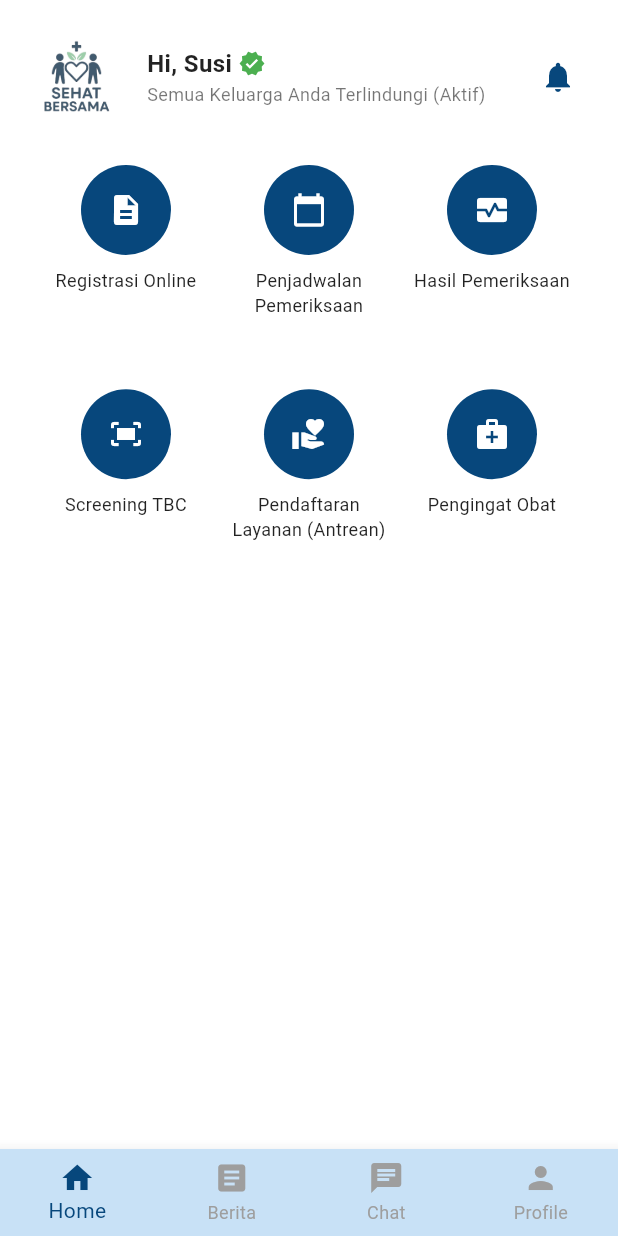
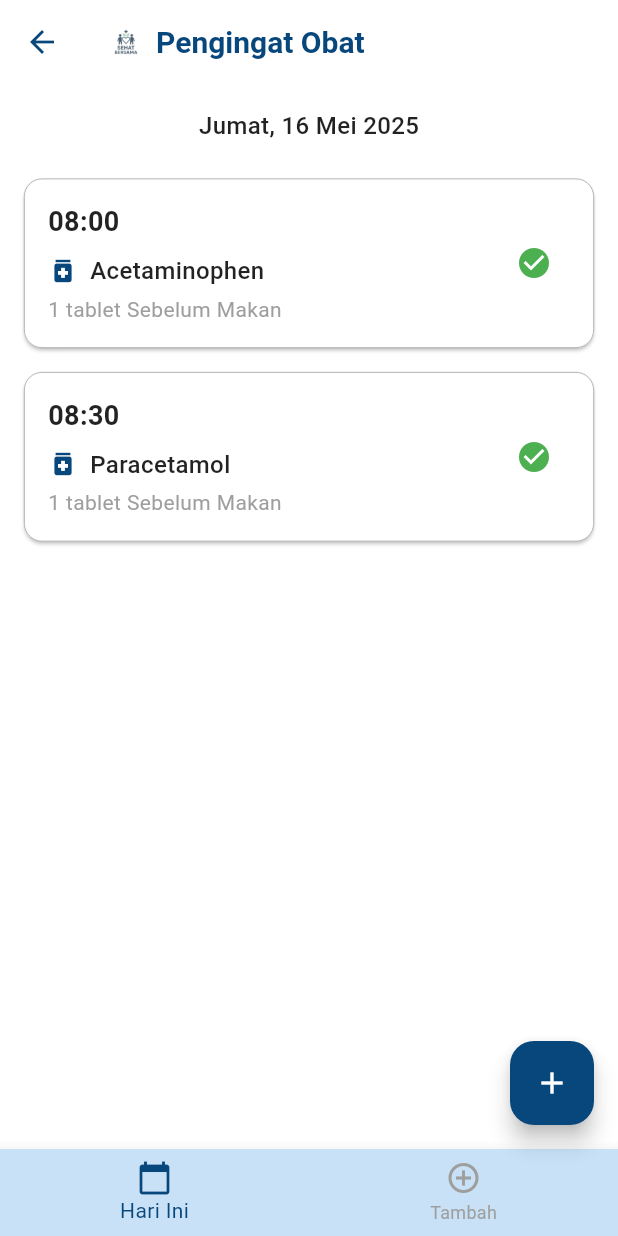
Before and after one commit to ipaddr/MPLJJ25-140-KEL-4, a Flutter app: the DashboardScreen screen opened by its route, after a tap on "Pengingat Obat", on a phone screen of 412 x 824 dp. Run offline on Flutter 3.47's test engine with Material 3 defaults, Android fonts, the phone set to English and light mode, and no system bars; our stand-ins replace flutter_svg.

Commit message:
update pengingat obat

```diff
--- a/sehat_bersama/lib/main.dart
+++ b/sehat_bersama/lib/main.dart
@@ -7,7 +7,6 @@
 import 'screens/auth/login_screen.dart';
 import 'screens/auth/verification_method_screen.dart';
 import 'screens/auth/forgot_password_screen.dart';
-import 'screens/auth/verification_method_screen.dart';
 import 'screens/auth/email_verification_screen.dart';
 import 'screens/auth/otp_verification_screen.dart';
 import 'screens/auth/login_petugas_screen.dart';
@@ -17,9 +16,7 @@
 void main() {
   runApp(
     MultiProvider(
-      providers: [
-        ChangeNotifierProvider(create: (_) => UserProvider()),
-      ],
+      providers: [ChangeNotifierProvider(create: (_) => UserProvider())],
       child: const SehatBersamaApp(),
     ),
   );
@@ -45,7 +42,6 @@
         '/login-petugas': (_) => const LoginPetugasScreen(),
         '/dashboard-petugas': (_) => const DashboardPetugasScreen(),
         '/dashboard': (_) => const DashboardScreen(),
-
       },
     );
   }
--- a/sehat_bersama/lib/screens/dashboard.dart
+++ b/sehat_bersama/lib/screens/dashboard.dart
@@ -1,4 +1,5 @@
 import 'package:flutter/material.dart';
+import '../screens/medication/medication_reminder_screen.dart'; // Import the medication reminder screen
 
 class DashboardScreen extends StatelessWidget {
   const DashboardScreen({super.key});
@@ -79,87 +80,30 @@ class DashboardScreen extends StatelessWidget {
                     crossAxisSpacing: 12,
                     childAspectRatio: 0.8,
                     children: [
-                      _buildMenuItem("Registrasi Online", Icons.description),
-                      _buildMenuItem("Penjadwalan Pemeriksaan", Icons.calendar_today),
-                      _buildMenuItem("Hasil Pemeriksaan", Icons.monitor_heart),
-                      _buildMenuItem("Screening TBC", Icons.fit_screen),
-                      _buildMenuItem("Pendaftaran Layanan (Antrean)", Icons.volunteer_activism),
-                      _buildMenuItem("Pengingat Obat", Icons.medical_services,),
+                      _buildMenuItem(context, "Registrasi Online", Icons.description),
+                      _buildMenuItem(context, "Penjadwalan Pemeriksaan", Icons.calendar_today),
+                      _buildMenuItem(context, "Hasil Pemeriksaan", Icons.monitor_heart),
+                      _buildMenuItem(context, "Screening TBC", Icons.fit_screen),
+                      _buildMenuItem(context, "Pendaftaran Layanan (Antrean)", Icons.volunteer_activism),
+                      _buildMenuItem(
+                        context,
+                        "Pengingat Obat",
+                        Icons.medical_services,
+                        onTap: () {
+                          Navigator.push(
+                            context,
+                            MaterialPageRoute(
+                              builder: (context) => const MedicationReminderScreen(),
+                            ),
+                          );
+                        },
+                      ),
                     ],
                   ),
                 ),
               ),
 
-              const SizedBox(height: 24),
-/*
-              // Info Pemeriksaan
-              Container(
-                padding: const EdgeInsets.all(16),
-                decoration: BoxDecoration(
-                  color: const Color(0xFFC8E1F6),
-                  borderRadius: BorderRadius.circular(12),
-                ),
-                child: Row(
-                  mainAxisAlignment: MainAxisAlignment.spaceBetween,
-                  children: const [
-                    Column(
-                      crossAxisAlignment: CrossAxisAlignment.start,
-                      children: [
-                        Text("Jadwal Pemeriksaan Terdekat"),
-                        Text(
-                          "RS Sehat Bersama\n29 April 2025",
-                          style: TextStyle(
-                            fontWeight: FontWeight.bold,
-                          ),
-                        ),
-                      ],
-                    ),
-                    Icon(Icons.calendar_today, size: 32, color: Color(0xFF07477C)),
-                  ],
-                ),
-              ),
-
-              const SizedBox(height: 12),
-
-              // Info Obat
-              Container(
-                padding: const EdgeInsets.all(16),
-                decoration: BoxDecoration(
-                  color: const Color(0xFF07477C),
-                  borderRadius: BorderRadius.circular(12),
-                ),
-                child: Row(
-                  mainAxisAlignment: MainAxisAlignment.spaceBetween,
-                  children: const [
-                    Column(
-                      crossAxisAlignment: CrossAxisAlignment.start,
-                      children: [
-                        Text(
-                          "Minum obat anda hari ini!",
-                          style: TextStyle(color: Colors.white),
-                        ),
-                        Text(
-                          "Acetaminophen\n08 : 00",
-                          style: TextStyle(
-                              fontWeight: FontWeight.bold, color: Colors.white),
-                        ),
-                      ],
-                    ),
-                    Icon(Icons.lock, size: 32, color: Colors.white),
-                  ],
-                ),
-              ), */
-
               const SizedBox(height: 16),
-
-              // Banner
-            //  ClipRRect(
-              //  borderRadius: BorderRadius.circular(12),
-                //child: Image.asset(
-                  //'assets/images/banner_tbc.png',
-                 // fit: BoxFit.cover,
-              //  ),
-           //   ),
             ],
           ),
         ),
@@ -167,9 +111,14 @@ class DashboardScreen extends StatelessWidget {
     );
   }
 
-  Widget _buildMenuItem(String label, IconData icon) {
+  Widget _buildMenuItem(
+    BuildContext context,
+    String label,
+    IconData icon,
+    {VoidCallback? onTap}
+  ) {
     return InkWell(
-      onTap: () {},
+      onTap: onTap ?? () {},
       child: Column(
         children: [
           CircleAvatar(
--- /dev/null
+++ b/sehat_bersama/lib/screens/medication/medication_reminder_screen.dart
@@ -0,0 +1,306 @@
+import 'package:flutter/material.dart';
+import 'package:intl/intl.dart';
+import 'package:intl/date_symbol_data_local.dart'; // Import for locale initialization
+
+class MedicationReminderScreen extends StatefulWidget {
+  const MedicationReminderScreen({Key? key}) : super(key: key);
+
+  @override
+  State<MedicationReminderScreen> createState() =>
+      _MedicationReminderScreenState();
+}
+
+class _MedicationReminderScreenState extends State<MedicationReminderScreen> {
+  final List<MedicationReminder> _reminders = [
+    MedicationReminder(
+      time: const TimeOfDay(hour: 8, minute: 0),
+      medication: 'Acetaminophen',
+      dosage: '1 tablet',
+      instructions: 'Sebelum Makan',
+      isCompleted: true,
+    ),
+    MedicationReminder(
+      time: const TimeOfDay(hour: 8, minute: 30),
+      medication: 'Paracetamol',
+      dosage: '1 tablet',
+      instructions: 'Sebelum Makan',
+      isCompleted: true,
+    ),
+  ];
+
+  DateTime _selectedDate = DateTime.now();
+
+  @override
+  void initState() {
+    super.initState();
+    // Initialize date formatting for Indonesian locale
+    initializeDateFormatting('id_ID', null);
+  }
+
+  @override
+  Widget build(BuildContext context) {
+    return Scaffold(
+      appBar: AppBar(
+        title: Row(
+          children: [
+            Image.asset('assets/images/logo.png', height: 24),
+            const SizedBox(width: 8),
+            const Text(
+              'Pengingat Obat',
+              style: TextStyle(
+                color: Color(0xFF07477C),
+                fontWeight: FontWeight.bold,
+              ),
+            ),
+          ],
+        ),
+        backgroundColor: Colors.white,
+        elevation: 0,
+        leading: IconButton(
+          icon: const Icon(Icons.arrow_back, color: Color(0xFF07477C)),
+          onPressed: () {
+            Navigator.pop(context);
+          },
+        ),
+      ),
+      body: Column(
+        children: [
+          Padding(
+            padding: const EdgeInsets.all(16.0),
+            child: Text(
+              _getFormattedDate(),
+              style: const TextStyle(fontSize: 16, fontWeight: FontWeight.w500),
+            ),
+          ),
+          Expanded(
+            child: ListView.builder(
+              itemCount: _reminders.length,
+              itemBuilder: (context, index) {
+                return _buildReminderCard(_reminders[index]);
+              },
+            ),
+          ),
+        ],
+      ),
+      floatingActionButton: FloatingActionButton(
+        onPressed: () {
+          _showAddMedicationDialog();
+        },
+        backgroundColor: const Color(0xFF07477C),
+        child: const Icon(Icons.add),
+      ),
+      bottomNavigationBar: BottomNavigationBar(
+        selectedItemColor: const Color(0xFF07477C),
+        unselectedItemColor: Colors.grey,
+        type: BottomNavigationBarType.fixed,
+        currentIndex: 0,
+        items: const [
+          BottomNavigationBarItem(
+            icon: Icon(Icons.calendar_today),
+            label: 'Hari Ini',
+          ),
+          BottomNavigationBarItem(
+            icon: Icon(Icons.add_circle_outline),
+            label: 'Tambah',
+          ),
+        ],
+      ),
+    );
+  }
+
+  String _getFormattedDate() {
+    // Using properly initialized Indonesian locale
+    final DateFormat dayFormatter = DateFormat('EEEE', 'id_ID');
+    final DateFormat monthFormatter = DateFormat('MMMM', 'id_ID');
+
+    final String dayName = dayFormatter.format(_selectedDate);
+    final int day = _selectedDate.day;
+    final String month = monthFormatter.format(_selectedDate);
+    final int year = _selectedDate.year;
+
+    return '$dayName, $day $month $year';
+  }
+
+  Widget _buildReminderCard(MedicationReminder reminder) {
+    return Card(
+      margin: const EdgeInsets.symmetric(horizontal: 16, vertical: 8),
+      shape: RoundedRectangleBorder(
+        borderRadius: BorderRadius.circular(12),
+        side: const BorderSide(color: Colors.grey, width: 0.5),
+      ),
+      child: Padding(
+        padding: const EdgeInsets.all(16.0),
+        child: Row(
+          children: [
+            Expanded(
+              child: Column(
+                crossAxisAlignment: CrossAxisAlignment.start,
+                children: [
+                  Text(
+                    _formatTimeOfDay(reminder.time),
+                    style: const TextStyle(
+                      fontSize: 18,
+                      fontWeight: FontWeight.bold,
+                    ),
+                  ),
+                  const SizedBox(height: 8),
+                  Row(
+                    children: [
+                      const Icon(
+                        Icons.medication,
+                        color: Color(0xFF07477C),
+                        size: 20,
+                      ),
+                      const SizedBox(width: 8),
+                      Text(
+                        reminder.medication,
+                        style: const TextStyle(
+                          fontSize: 16,
+                          fontWeight: FontWeight.w500,
+                        ),
+                      ),
+                    ],
+                  ),
+                  const SizedBox(height: 4),
+                  Text(
+                    '${reminder.dosage} ${reminder.instructions}',
+                    style: const TextStyle(fontSize: 14, color: Colors.grey),
+                  ),
+                ],
+              ),
+            ),
+            IconButton(
+              icon: Icon(
+                reminder.isCompleted
+                    ? Icons.check_circle
+                    : Icons.circle_outlined,
+                color: reminder.isCompleted ? Colors.green : Colors.grey,
+                size: 24,
+              ),
+              onPressed: () {
+                setState(() {
+                  reminder.isCompleted = !reminder.isCompleted;
+                });
+              },
+            ),
+          ],
+        ),
+      ),
+    );
+  }
+
+  String _formatTimeOfDay(TimeOfDay time) {
+    final hour = time.hour.toString().padLeft(2, '0');
+    final minute = time.minute.toString().padLeft(2, '0');
+    return '$hour:$minute';
+  }
+
+  void _showAddMedicationDialog() {
+    String? medicationName;
+    String? dosage;
+    String? instructions;
+    TimeOfDay selectedTime = TimeOfDay.now();
+
+    showDialog(
+      context: context,
+      builder: (context) {
+        return AlertDialog(
+          title: const Text('Tambah Pengingat Obat'),
+          content: SingleChildScrollView(
+            child: Column(
+              mainAxisSize: MainAxisSize.min,
+              children: [
+                TextField(
+                  decoration: const InputDecoration(labelText: 'Nama Obat'),
+                  onChanged: (value) {
+                    medicationName = value;
+                  },
+                ),
+                TextField(
+                  decoration: const InputDecoration(labelText: 'Dosis'),
+                  onChanged: (value) {
+                    dosage = value;
+                  },
+                ),
+                TextField(
+                  decoration: const InputDecoration(labelText: 'Instruksi'),
+                  onChanged: (value) {
+                    instructions = value;
+                  },
+                ),
+                const SizedBox(height: 16),
+                InkWell(
+                  onTap: () async {
+                    final TimeOfDay? time = await showTimePicker(
+                      context: context,
+                      initialTime: selectedTime,
+                    );
+                    if (time != null) {
+                      selectedTime = time;
+                    }
+                  },
+                  child: InputDecorator(
+                    decoration: const InputDecoration(labelText: 'Waktu'),
+                    child: Row(
+                      mainAxisAlignment: MainAxisAlignment.spaceBetween,
+                      children: [
+                        Text(_formatTimeOfDay(selectedTime)),
+                        const Icon(Icons.access_time),
+                      ],
+                    ),
+                  ),
+                ),
+              ],
+            ),
+          ),
+          actions: [
+            TextButton(
+              onPressed: () {
+                Navigator.of(context).pop();
+              },
+              child: const Text('Batal'),
+            ),
+            TextButton(
+              onPressed: () {
+                if (medicationName != null &&
+                    medicationName!.isNotEmpty &&
+                    dosage != null &&
+                    dosage!.isNotEmpty) {
+                  setState(() {
+                    _reminders.add(
+                      MedicationReminder(
+                        time: selectedTime,
+                        medication: medicationName!,
+                        dosage: dosage!,
+                        instructions: instructions ?? '',
+                        isCompleted: false,
+                      ),
+                    );
+                  });
+                }
+                Navigator.of(context).pop();
+              },
+              child: const Text('Simpan'),
+            ),
+          ],
+        );
+      },
+    );
+  }
+}
+
+class MedicationReminder {
+  final TimeOfDay time;
+  final String medication;
+  final String dosage;
+  final String instructions;
+  bool isCompleted;
+
+  MedicationReminder({
+    required this.time,
+    required this.medication,
+    required this.dosage,
+    required this.instructions,
+    this.isCompleted = false,
+  });
+}
--- a/sehat_bersama/pubspec.yaml
+++ b/sehat_bersama/pubspec.yaml
@@ -32,6 +32,7 @@ dependencies:
     sdk: flutter
   provider: ^6.1.5
   flutter_svg: ^2.1.0
+  intl: ^0.18.0
 
   # The following adds the Cupertino Icons font to your application.
   # Use with the CupertinoIcons class for iOS style icons.
```
Also changed, not shown: sehat_bersama/pubspec.lock.
